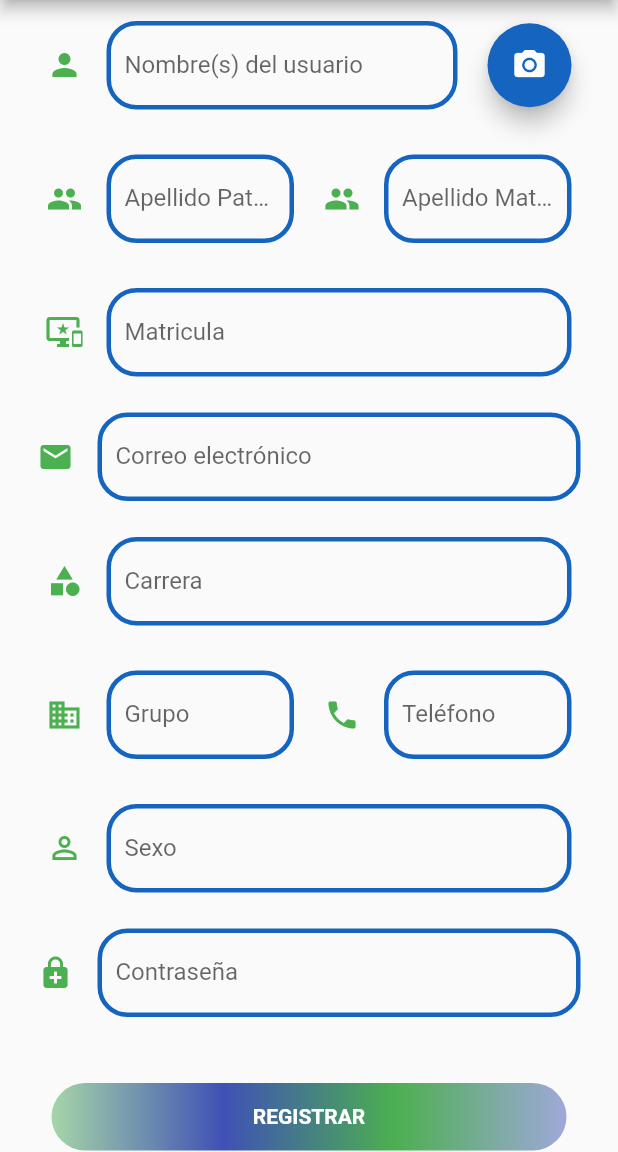
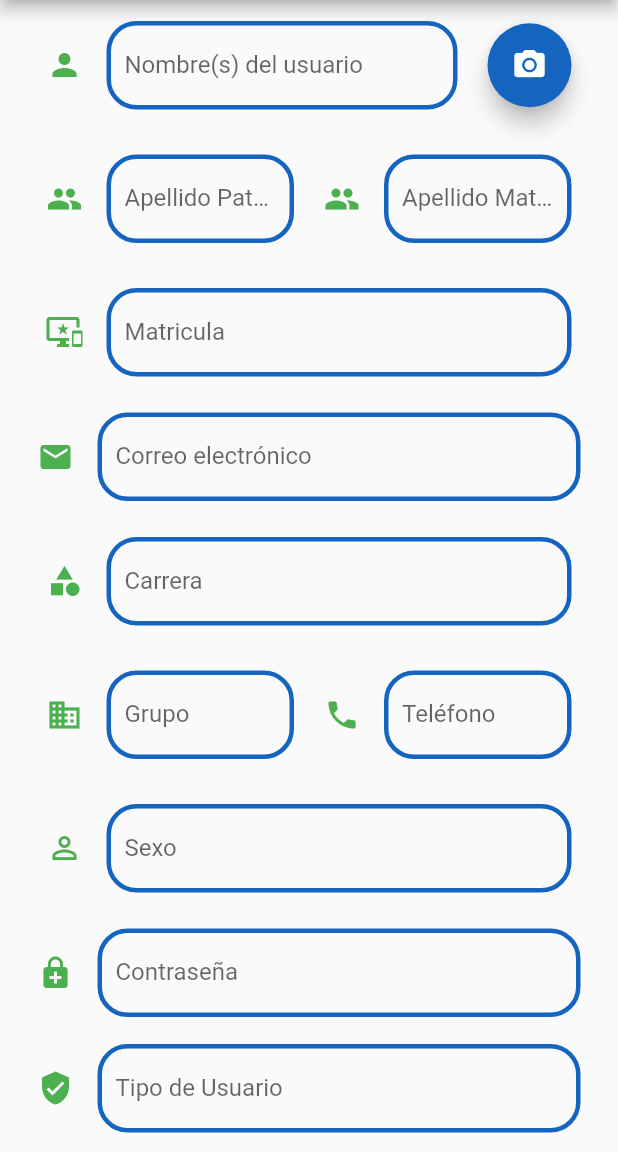
Before and after one commit to lupitaesp/SAES_APP, a Flutter app: the Registro screen opened directly, scrolled down 153 dp, on a phone screen of 412 x 824 dp, the part 84-1236 px from its top. Run offline on Flutter 3.47's test engine with Material 2 defaults, Android fonts, the phone set to English and light mode, and no system bars; our stand-ins replace shimmer.

```diff
--- a/lib/Registrar.dart
+++ b/lib/Registrar.dart
@@ -10,6 +10,7 @@ class Registro {
   String telefono;
   String sexo;
   String contrasena;
+  String usuario;
 
   Registro(
       {this.cve_persona,
@@ -22,7 +23,8 @@ class Registro {
       this.grupo,
       this.telefono,
       this.sexo,
-      this.contrasena});
+      this.contrasena,
+      this.usuario});
 
   //Patrones de diseño, ventajas de regresar un objeto
   factory Registro.fromJson(Map<String, dynamic> json) {
@@ -37,6 +39,7 @@ class Registro {
         grupo: json['grupo'] as String,
         telefono: json['telefono'] as String,
         sexo: json['sexo'] as String,
-        contrasena: json['contrasena'] as String);
+        contrasena: json['contrasena'] as String,
+        usuario: json['usuario'] as String);
   }
 }
--- a/lib/db_operations.dart
+++ b/lib/db_operations.dart
@@ -48,7 +48,8 @@ class BDConnections {
       String grupo,
       String telefono,
       String sexo,
-      String contrasena) async {
+      String contrasena,
+      String usuario) async {
     try {
       //Mapeamos para comparar
       var map = Map<String, dynamic>();
@@ -63,6 +64,7 @@ class BDConnections {
       map['telefono'] = telefono;
       map['sexo'] = sexo;
       map['contrasena'] = contrasena;
+      map['usuario'] = usuario;
 
       //Body es lo que estamos mapeando
       final response = await http.post(SERVER, body: map);
--- a/lib/ingresar/registro.dart
+++ b/lib/ingresar/registro.dart
@@ -23,6 +23,7 @@ class HomaPageState extends State<Registro> {
   TextEditingController _telefonoConroller;
   TextEditingController _sexoConroller;
   TextEditingController _contrasenaConroller;
+  TextEditingController _usuarioConroller;
 
   @override
   void initState() {
@@ -38,6 +39,7 @@ class HomaPageState extends State<Registro> {
     _telefonoConroller = TextEditingController();
     _sexoConroller = TextEditingController();
     _contrasenaConroller = TextEditingController();
+    _usuarioConroller = TextEditingController();
   }
 
   //INSERT DATA
@@ -51,7 +53,8 @@ class HomaPageState extends State<Registro> {
         _grupoConroller.text.isEmpty ||
         _telefonoConroller.text.isEmpty ||
         _sexoConroller.text.isEmpty ||
-        _contrasenaConroller.text.isEmpty) {
+        _contrasenaConroller.text.isEmpty ||
+        _usuarioConroller.text.isEmpty) {
       print("Empy fields");
       return;
     }
@@ -66,7 +69,8 @@ class HomaPageState extends State<Registro> {
             _grupoConroller.text,
             _telefonoConroller.text,
             _sexoConroller.text,
-            _contrasenaConroller.text)
+            _contrasenaConroller.text,
+            _usuarioConroller.text)
         .then((result) {
       if ('sucess' == result) {
         _matriculaConroller.text = "";
@@ -79,6 +83,7 @@ class HomaPageState extends State<Registro> {
         _telefonoConroller.text = "";
         _sexoConroller.text = "";
         _contrasenaConroller.text = "";
+        _usuarioConroller.text = "";
         _clearValues();
       }
     });
@@ -96,6 +101,7 @@ class HomaPageState extends State<Registro> {
     _telefonoConroller.text = "";
     _sexoConroller.text = "";
     _contrasenaConroller.text = "";
+    _usuarioConroller.text = "";
   }
 
   @override
@@ -165,6 +171,7 @@ class HomaPageState extends State<Registro> {
                                   ? 'No puede dejar el nombre vacío'
                                   : null,
                               controller: _nombreConroller,
+                              keyboardType: TextInputType.text,
                               decoration: InputDecoration(
                                 icon: Icon(Icons.person, color: Colors.green),
                                 labelText: 'Nombre(s) del usuario',
@@ -212,6 +219,7 @@ class HomaPageState extends State<Registro> {
                                   ? 'No puede dejar el apellido paterno vacío'
                                   : null,
                               controller: _apepatConroller,
+                              keyboardType: TextInputType.text,
                               decoration: InputDecoration(
                                 icon: Icon(Icons.people, color: Colors.green),
                                 labelText: 'Apellido Paterno',
@@ -243,6 +251,7 @@ class HomaPageState extends State<Registro> {
                                   ? 'No puede dejar el apellido materno vacío'
                                   : null,
                               controller: _apematConroller,
+                              keyboardType: TextInputType.text,
                               decoration: InputDecoration(
                                 icon: Icon(Icons.people, color: Colors.green),
                                 labelText: 'Apellido Materno',
@@ -282,6 +291,7 @@ class HomaPageState extends State<Registro> {
                                   ? 'No puede dejar la matricula vacía'
                                   : null,
                               controller: _matriculaConroller,
+                              keyboardType: TextInputType.number,
                               decoration: InputDecoration(
                                 icon: Icon(Icons.important_devices,
                                     color: Colors.green),
@@ -319,6 +329,7 @@ class HomaPageState extends State<Registro> {
                               margin: EdgeInsets.only(right: 20.0, left: 20.0),
                               child: TextFormField(
                                 controller: _emailConroller,
+                                keyboardType: TextInputType.emailAddress,
                                 validator: (valor) => !valor.contains('@')
                                     ? 'Correo incorrecto, inténtalo de nuevo'
                                     : null,
@@ -363,6 +374,7 @@ class HomaPageState extends State<Registro> {
                                   ? 'No puede dejar la carrera vacía'
                                   : null,
                               controller: _carreraConroller,
+                              keyboardType: TextInputType.text,
                               decoration: InputDecoration(
                                 icon: Icon(Icons.category, color: Colors.green),
                                 labelText: 'Carrera',
@@ -402,6 +414,7 @@ class HomaPageState extends State<Registro> {
                                   ? 'No puede dejar el grupo vacío'
                                   : null,
                               controller: _grupoConroller,
+                              keyboardType: TextInputType.text,
                               decoration: InputDecoration(
                                 icon: Icon(Icons.domain, color: Colors.green),
                                 labelText: 'Grupo',
@@ -433,6 +446,7 @@ class HomaPageState extends State<Registro> {
                                   ? 'No puede dejar el teléfono vacío'
                                   : null,
                               controller: _telefonoConroller,
+                              keyboardType: TextInputType.number,
                               decoration: InputDecoration(
                                 icon: Icon(Icons.phone, color: Colors.green),
                                 labelText: 'Teléfono',
@@ -472,6 +486,7 @@ class HomaPageState extends State<Registro> {
                                   ? 'No puede dejar el sexo vacío'
                                   : null,
                               controller: _sexoConroller,
+                              keyboardType: TextInputType.text,
                               decoration: InputDecoration(
                                 icon: Icon(Icons.person_outline,
                                     color: Colors.green),
@@ -509,6 +524,7 @@ class HomaPageState extends State<Registro> {
                               margin: EdgeInsets.only(right: 20.0, left: 20.0),
                               child: TextFormField(
                                 controller: _contrasenaConroller,
+                                keyboardType: TextInputType.text,
                                 validator: (valor) => valor.length < 3
                                     ? 'Incorrecto, inténtalo de nuevo'
                                     : null,
@@ -535,6 +551,48 @@ class HomaPageState extends State<Registro> {
                                   ),
                                 ),
                                 obscureText: true,
+                              ),
+                            ),
+                          )
+                        ],
+                      ),
+                    ),
+                    SizedBox(height: 10),
+                    Padding(
+                      padding: const EdgeInsets.all(4.0),
+                      child: Row(
+                        children: <Widget>[
+                          Expanded(
+                            child: Container(
+                              margin: EdgeInsets.only(right: 20.0, left: 20.0),
+                              child: TextFormField(
+                                controller: _usuarioConroller,
+                                keyboardType: TextInputType.text,
+                                validator: (valor) => valor.length < 3
+                                    ? 'Incorrecto, inténtalo de nuevo'
+                                    : null,
+                                decoration: InputDecoration(
+                                  icon: Icon(Icons.verified_user,
+                                      color: Colors.green),
+                                  labelText: 'Tipo de Usuario',
+                                  hintStyle: TextStyle(
+                                      fontWeight: FontWeight.bold,
+                                      fontSize: 20),
+                                  enabledBorder: OutlineInputBorder(
+                                    borderRadius: BorderRadius.circular(20),
+                                    borderSide: BorderSide(
+                                      color: Colors.blue[800],
+                                      width: 3,
+                                    ),
+                                  ),
+                                  border: OutlineInputBorder(
+                                    borderRadius: BorderRadius.circular(30),
+                                    borderSide: BorderSide(
+                                      color: Colors.blue[500],
+                                      width: 3,
+                                    ),
+                                  ),
+                                ),
                               ),
                             ),
                           )
```
Also changed, not shown: 1 other file.
